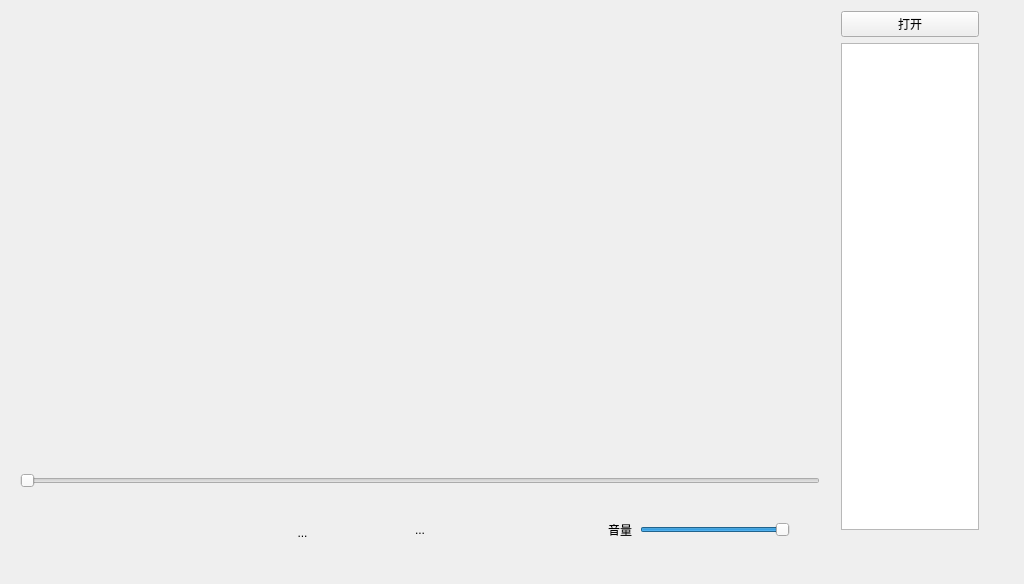
Above: mediawidget.ui from TG-theghost/media before the change. Below: the same form after it.
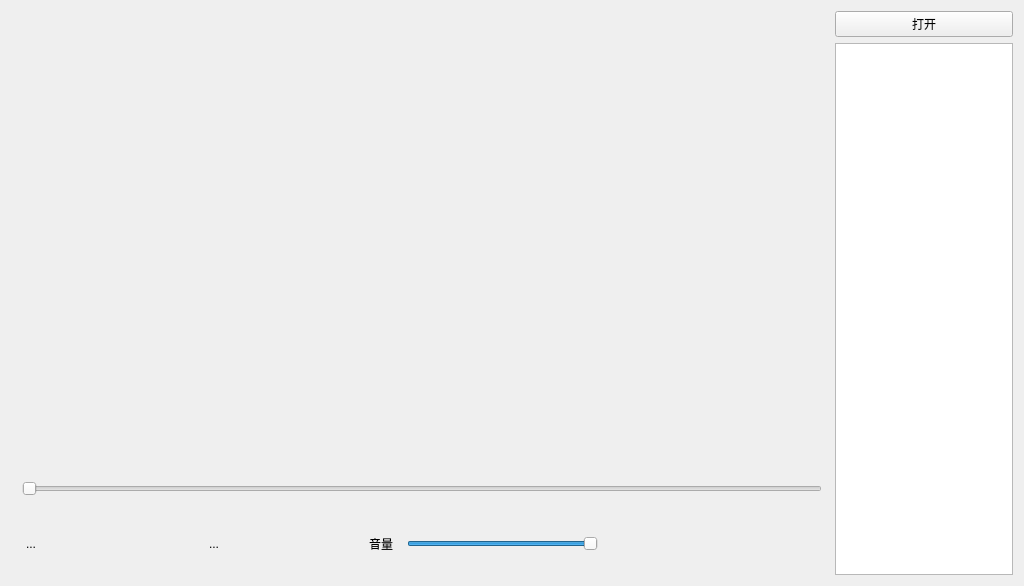
That is the form after the change. Icons and pictures are not drawn.

Diff of the .ui file:
```diff
--- a/mediawidget.ui
+++ b/mediawidget.ui
@@ -13,58 +13,43 @@
   <property name="windowTitle">
    <string>Widget</string>
   </property>
-  <widget class="QWidget" name="verticalLayoutWidget_2">
-   <property name="geometry">
-    <rect>
-     <x>830</x>
-     <y>0</y>
-     <width>160</width>
-     <height>541</height>
-    </rect>
-   </property>
-   <layout class="QVBoxLayout" name="verticalLayout_2">
-    <item>
+  <layout class="QGridLayout" name="gridLayout">
+   <item row="1" column="5" rowspan="2">
+    <widget class="QListWidget" name="listWidget">
+     <property name="maximumSize">
+      <size>
+       <width>200</width>
+       <height>16777215</height>
+      </size>
+     </property>
+     <property name="layoutDirection">
+      <enum>Qt::LeftToRight</enum>
+     </property>
+     <property name="autoScrollMargin">
+      <number>10</number>
+     </property>
+    </widget>
+   </item>
+   <item row="0" column="5">
      <widget class="QPushButton" name="pushButton">
+     <property name="maximumSize">
+      <size>
+       <width>10000</width>
+       <height>16777215</height>
+      </size>
+     </property>
       <property name="text">
        <string>打开</string>
       </property>
      </widget>
     </item>
-    <item>
-     <widget class="QListWidget" name="listWidget"/>
-    </item>
-   </layout>
-  </widget>
-  <widget class="QWidget" name="layoutWidget">
-   <property name="geometry">
-    <rect>
-     <x>0</x>
-     <y>0</y>
-     <width>2</width>
-     <height>2</height>
-    </rect>
-   </property>
-   <layout class="QVBoxLayout" name="verticalLayout"/>
-  </widget>
-  <widget class="QWidget" name="layoutWidget">
-   <property name="geometry">
-    <rect>
-     <x>0</x>
-     <y>0</y>
-     <width>2</width>
-     <height>2</height>
-    </rect>
-   </property>
-   <layout class="QHBoxLayout" name="horizontalLayout"/>
-  </widget>
+   <item row="2" column="2">
   <widget class="QToolButton" name="toolButton">
-   <property name="geometry">
-    <rect>
-     <x>390</x>
-     <y>500</y>
+     <property name="minimumSize">
+      <size>
      <width>60</width>
      <height>60</height>
-    </rect>
+      </size>
    </property>
    <property name="text">
     <string>...</string>
@@ -83,40 +68,14 @@
     <bool>true</bool>
    </property>
   </widget>
-  <widget class="QToolButton" name="nextbtn">
-   <property name="geometry">
-    <rect>
-     <x>450</x>
-     <y>507</y>
-     <width>45</width>
-     <height>45</height>
-    </rect>
-   </property>
-   <property name="text">
-    <string/>
-   </property>
-   <property name="icon">
-    <iconset resource="res.qrc">
-     <normaloff>:/image/向前.png</normaloff>:/image/向前.png</iconset>
-   </property>
-   <property name="iconSize">
-    <size>
-     <width>30</width>
-     <height>30</height>
-    </size>
-   </property>
-   <property name="autoRaise">
-    <bool>true</bool>
-   </property>
-  </widget>
+   </item>
+   <item row="2" column="1">
   <widget class="QToolButton" name="lastbtn">
-   <property name="geometry">
-    <rect>
-     <x>345</x>
-     <y>507</y>
-     <width>45</width>
-     <height>45</height>
-    </rect>
+     <property name="minimumSize">
+      <size>
+       <width>40</width>
+       <height>40</height>
+      </size>
    </property>
    <property name="text">
     <string/>
@@ -135,14 +94,40 @@
     <bool>true</bool>
    </property>
   </widget>
+   </item>
+   <item row="2" column="3">
+    <widget class="QToolButton" name="nextbtn">
+     <property name="minimumSize">
+      <size>
+       <width>40</width>
+       <height>40</height>
+      </size>
+     </property>
+     <property name="text">
+      <string/>
+     </property>
+     <property name="icon">
+      <iconset resource="res.qrc">
+       <normaloff>:/image/向前.png</normaloff>:/image/向前.png</iconset>
+     </property>
+     <property name="iconSize">
+      <size>
+       <width>30</width>
+       <height>30</height>
+      </size>
+     </property>
+     <property name="autoRaise">
+      <bool>true</bool>
+     </property>
+    </widget>
+   </item>
+   <item row="2" column="0">
   <widget class="QToolButton" name="playmodebtn">
-   <property name="geometry">
-    <rect>
-     <x>280</x>
-     <y>510</y>
-     <width>45</width>
-     <height>45</height>
-    </rect>
+     <property name="minimumSize">
+      <size>
+       <width>40</width>
+       <height>40</height>
+      </size>
    </property>
    <property name="text">
     <string>...</string>
@@ -161,88 +146,95 @@
     <bool>true</bool>
    </property>
   </widget>
+   </item>
+   <item row="0" column="0" rowspan="2" colspan="5">
   <widget class="QWidget" name="playslidewidget" native="true">
-   <property name="geometry">
-    <rect>
-     <x>10</x>
-     <y>20</y>
-     <width>820</width>
-     <height>480</height>
-    </rect>
-   </property>
+     <property name="minimumSize">
+      <size>
+       <width>818</width>
+       <height>496</height>
+      </size>
+     </property>
+     <layout class="QGridLayout" name="gridLayout_2">
+      <item row="1" column="0">
    <widget class="QSlider" name="playSlider">
-    <property name="geometry">
-     <rect>
-      <x>10</x>
-      <y>450</y>
+        <property name="minimumSize">
+         <size>
       <width>800</width>
-      <height>22</height>
-     </rect>
+          <height>0</height>
+         </size>
+        </property>
+        <property name="mouseTracking">
+         <bool>true</bool>
     </property>
     <property name="orientation">
      <enum>Qt::Horizontal</enum>
     </property>
    </widget>
+      </item>
+      <item row="0" column="0">
    <widget class="QLabel" name="label">
-    <property name="geometry">
-     <rect>
-      <x>10</x>
-      <y>0</y>
+        <property name="minimumSize">
+         <size>
       <width>800</width>
       <height>450</height>
-     </rect>
+         </size>
+        </property>
+        <property name="mouseTracking">
+         <bool>true</bool>
+        </property>
+        <property name="toolTipDuration">
+         <number>-1</number>
     </property>
     <property name="text">
      <string/>
     </property>
    </widget>
+      </item>
+     </layout>
    <widget class="QLabel" name="miniviewlable">
     <property name="geometry">
      <rect>
       <x>20</x>
-      <y>20</y>
+        <y>0</y>
       <width>160</width>
       <height>90</height>
      </rect>
     </property>
+      <property name="acceptDrops">
+       <bool>false</bool>
+      </property>
+      <property name="autoFillBackground">
+       <bool>false</bool>
+      </property>
     <property name="text">
      <string/>
     </property>
-   </widget>
-  </widget>
+      <property name="scaledContents">
+       <bool>false</bool>
+      </property>
+      <property name="openExternalLinks">
+       <bool>false</bool>
+      </property>
+     </widget>
+    </widget>
+   </item>
+   <item row="2" column="4">
   <widget class="QWidget" name="vcwidget" native="true">
-   <property name="geometry">
-    <rect>
-     <x>590</x>
-     <y>500</y>
-     <width>220</width>
-     <height>60</height>
-    </rect>
-   </property>
-   <widget class="QToolButton" name="voicebtn">
-    <property name="geometry">
-     <rect>
-      <x>10</x>
-      <y>10</y>
-      <width>40</width>
-      <height>40</height>
-     </rect>
-    </property>
-    <property name="text">
-     <string>音量</string>
-    </property>
-    <property name="autoRaise">
-     <bool>true</bool>
-    </property>
-   </widget>
+     <property name="maximumSize">
+      <size>
+       <width>450</width>
+       <height>16777215</height>
+      </size>
+     </property>
+     <layout class="QGridLayout" name="gridLayout_3">
+      <item row="0" column="1">
    <widget class="QSlider" name="voiceSlider">
-    <property name="geometry">
-     <rect>
-      <x>50</x>
-      <y>20</y>
+        <property name="minimumSize">
+         <size>
       <width>150</width>
-      <height>20</height>
-     </rect>
+          <height>0</height>
+         </size>
     </property>
     <property name="value">
      <number>99</number>
@@ -251,7 +243,49 @@
      <enum>Qt::Horizontal</enum>
     </property>
    </widget>
-  </widget>
+      </item>
+      <item row="0" column="0">
+       <widget class="QToolButton" name="voicebtn">
+        <property name="minimumSize">
+         <size>
+          <width>40</width>
+          <height>40</height>
+         </size>
+        </property>
+        <property name="maximumSize">
+         <size>
+          <width>1000</width>
+          <height>1000</height>
+         </size>
+        </property>
+        <property name="text">
+         <string>音量</string>
+        </property>
+        <property name="autoRaise">
+         <bool>true</bool>
+        </property>
+       </widget>
+      </item>
+      <item row="0" column="2">
+       <spacer name="horizontalSpacer_2">
+        <property name="orientation">
+         <enum>Qt::Horizontal</enum>
+        </property>
+        <property name="sizeType">
+         <enum>QSizePolicy::MinimumExpanding</enum>
+        </property>
+        <property name="sizeHint" stdset="0">
+         <size>
+          <width>40</width>
+          <height>20</height>
+         </size>
+        </property>
+       </spacer>
+      </item>
+     </layout>
+    </widget>
+   </item>
+  </layout>
  </widget>
  <layoutdefault spacing="6" margin="11"/>
  <resources>
```
Lines whose indentation alone changed are shown as unchanged.
